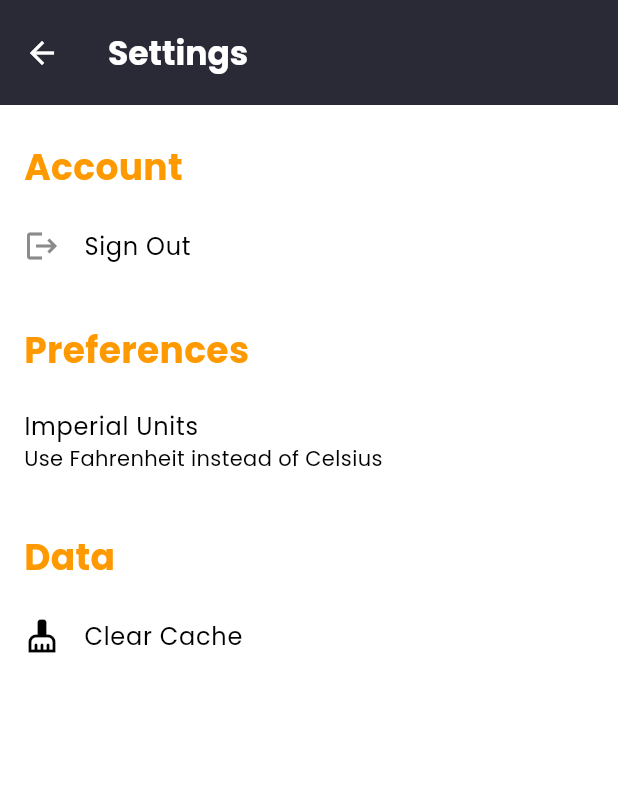
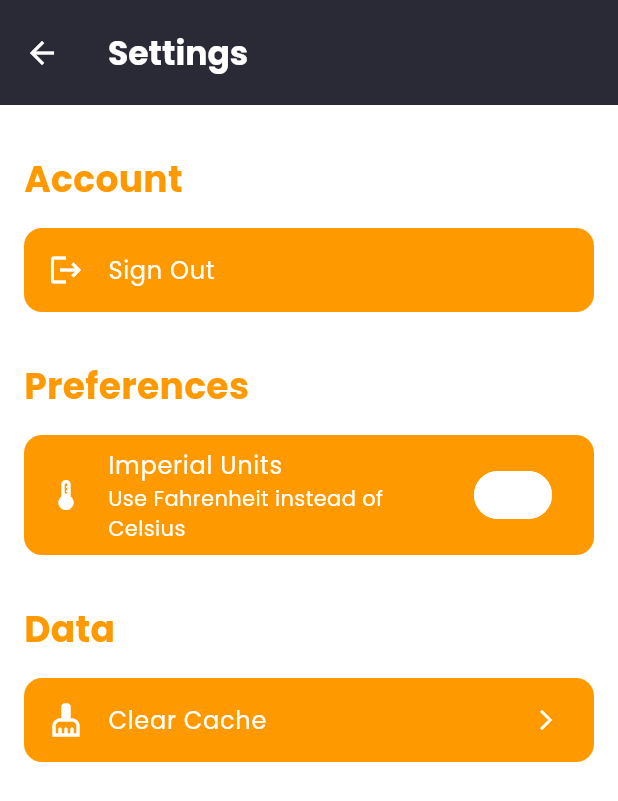
Before and after one commit to KempDewulf/envirosense-app, a Flutter app: the SettingsScreen screen opened directly, on a phone screen of 412 x 824 dp. Shown: the top 801 px of the screen. Run offline on Flutter 3.47's test engine with Material 3 defaults, Android fonts, the phone set to English and light mode, and no system bars; our stand-ins replace dotted_border, firebase_auth, firebase_core, firebase_messaging, flutter_dotenv, google_fonts and 4 more; missing offline and left inert: mobile_scanner; accounts and stored records are empty.

Commit message:
feat: add shadowColor constant and update UI components to use it for consistent styling

```diff
--- a/lib/core/constants/colors.dart
+++ b/lib/core/constants/colors.dart
@@ -10,5 +10,7 @@ class AppColors {
   static const Color whiteColor = Color(0xFFFFFFFF);
   static const Color blackColor = Color(0xFF000000);
   static const Color lightGrayColor = Color.fromARGB(255, 230, 230, 230);
+
+  static const Color shadowColor = Color.fromARGB(255, 211, 211, 211);
   static const Color transparent = Colors.transparent;
 }
--- a/lib/presentation/views/settings_screen.dart
+++ b/lib/presentation/views/settings_screen.dart
@@ -33,25 +33,78 @@ class _SettingsScreenState extends State<SettingsScreen> with SingleTickerProvid
         foregroundColor: AppColors.whiteColor,
       ),
       body: ListView(
+        padding: const EdgeInsets.symmetric(vertical: 8),
         children: [
           const _SectionHeader(title: 'Account'),
-          ListTile(
-            leading: const Icon(Icons.logout, color: AppColors.accentColor),
-            title: const Text('Sign Out'),
-            onTap: () => UnimplementedError(),
+          Padding(
+            padding: const EdgeInsets.symmetric(horizontal: 16, vertical: 8),
+            child: Material(
+              color: AppColors.secondaryColor,
+              borderRadius: BorderRadius.circular(12),
+              child: InkWell(
+                borderRadius: BorderRadius.circular(12),
+                onTap: () => UnimplementedError,
+                child: ListTile(
+                  leading: const Icon(Icons.logout, color: AppColors.whiteColor),
+                  title: const Text(
+                    'Sign Out',
+                    style: TextStyle(color: AppColors.whiteColor),
+                  ),
+                ),
+              ),
+            ),
           ),
           const _SectionHeader(title: 'Preferences'),
-          SwitchListTile(
-            title: const Text('Imperial Units'),
-            subtitle: const Text('Use Fahrenheit instead of Celsius'),
-            value: _useImperialUnits,
-            onChanged: (value) => UnimplementedError(),
+          Padding(
+            padding: const EdgeInsets.symmetric(horizontal: 16, vertical: 8),
+            child: Material(
+              color: AppColors.secondaryColor,
+              borderRadius: BorderRadius.circular(12),
+              child: SwitchListTile(
+                title: const Text(
+                  'Imperial Units',
+                  style: TextStyle(color: AppColors.whiteColor),
+                ),
+                subtitle: const Text(
+                  'Use Fahrenheit instead of Celsius',
+                  style: TextStyle(color: AppColors.whiteColor),
+                ),
+                value: _useImperialUnits,
+                activeColor: AppColors.accentColor,
+                secondary: const Icon(
+                  Icons.thermostat,
+                  color: AppColors.whiteColor,
+                ),
+                onChanged: (value) => UnimplementedError,
+              ),
+            ),
           ),
           const _SectionHeader(title: 'Data'),
-          ListTile(
-            leading: const Icon(Icons.cleaning_services),
-            title: const Text('Clear Cache'),
-            onTap: () => _showClearCacheOptions(context),
+          Padding(
+            padding: const EdgeInsets.symmetric(horizontal: 16, vertical: 8),
+            child: Material(
+              color: AppColors.secondaryColor,
+              borderRadius: BorderRadius.circular(12),
+              child: InkWell(
+                borderRadius: BorderRadius.circular(12),
+                onTap: () => _showClearCacheOptions(context),
+                child: ListTile(
+                  leading: const Icon(
+                    Icons.cleaning_services,
+                    color: AppColors.whiteColor,
+                  ),
+                  title: const Text(
+                    'Clear Cache',
+                    style: TextStyle(color: AppColors.whiteColor),
+                  ),
+                  trailing: const Icon(
+                    Icons.arrow_forward_ios,
+                    color: AppColors.whiteColor,
+                    size: 16,
+                  ),
+                ),
+              ),
+            ),
           ),
         ],
       ),
--- a/lib/presentation/widgets/actions/pagination_controls.dart
+++ b/lib/presentation/widgets/actions/pagination_controls.dart
@@ -24,7 +24,7 @@ class PaginationControls extends StatelessWidget {
         borderRadius: BorderRadius.circular(8),
         boxShadow: const [
           BoxShadow(
-            color: Color.fromARGB(255, 211, 211, 211),
+            color: AppColors.shadowColor,
             spreadRadius: 1,
             blurRadius: 4,
             offset: Offset(0, 2),
--- a/lib/presentation/widgets/cards/device_card.dart
+++ b/lib/presentation/widgets/cards/device_card.dart
@@ -45,7 +45,8 @@ class _DeviceCardState extends State<DeviceCard> {
   @override
   Widget build(BuildContext context) {
     return GestureDetector(
-      onTap: () { Navigator.pushNamed(
+      onTap: () {
+        Navigator.pushNamed(
           context,
           '/deviceOverview',
           arguments: {
@@ -66,7 +67,7 @@ class _DeviceCardState extends State<DeviceCard> {
           borderRadius: BorderRadius.circular(12.0),
           boxShadow: const [
             BoxShadow(
-              color: Color.fromARGB(255, 211, 211, 211),
+              color: AppColors.shadowColor,
               spreadRadius: 1,
               blurRadius: 10,
               offset: Offset(0, 2),
--- a/lib/presentation/widgets/cards/device_data_card.dart
+++ b/lib/presentation/widgets/cards/device_data_card.dart
@@ -89,7 +89,7 @@ class _DeviceDataCardState extends State<DeviceDataCard> with SingleTickerProvid
               ]
             : [
                 const BoxShadow(
-                  color: Color.fromARGB(255, 211, 211, 211),
+                  color: AppColors.shadowColor,
                   spreadRadius: 1,
                   blurRadius: 10,
                   offset: Offset(0, 2),
--- a/lib/presentation/widgets/cards/enviro_score_card.dart
+++ b/lib/presentation/widgets/cards/enviro_score_card.dart
@@ -39,7 +39,7 @@ class EnviroScoreCard extends StatelessWidget {
         borderRadius: BorderRadius.circular(12.0),
         boxShadow: const [
           BoxShadow(
-            color: Color.fromARGB(255, 211, 211, 211),
+            color: AppColors.shadowColor,
             spreadRadius: 1,
             blurRadius: 10,
             offset: Offset(0, 2),
--- a/lib/presentation/widgets/cards/room_card.dart
+++ b/lib/presentation/widgets/cards/room_card.dart
@@ -18,7 +18,8 @@ class RoomCard extends StatelessWidget {
   @override
   Widget build(BuildContext context) {
     return GestureDetector(
-        onTap: () { Navigator.pushNamed(
+        onTap: () {
+          Navigator.pushNamed(
             context,
             '/roomOverview',
             arguments: {
@@ -37,7 +38,7 @@ class RoomCard extends StatelessWidget {
             borderRadius: BorderRadius.circular(12.0),
             boxShadow: const [
               BoxShadow(
-                color: Color.fromARGB(255, 211, 211, 211),
+                color: AppColors.shadowColor,
                 spreadRadius: 1,
                 blurRadius: 10,
                 offset: Offset(0, 2),
--- a/lib/presentation/widgets/data/data_display_box.dart
+++ b/lib/presentation/widgets/data/data_display_box.dart
@@ -40,7 +40,7 @@ class DataDisplayBox extends StatelessWidget {
         borderRadius: BorderRadius.circular(12.0),
         boxShadow: const [
           BoxShadow(
-            color: Color.fromARGB(255, 211, 211, 211),
+            color: AppColors.shadowColor,
             spreadRadius: 1,
             blurRadius: 10,
             offset: Offset(0, 2),
--- a/lib/presentation/widgets/lists/device_list.dart
+++ b/lib/presentation/widgets/lists/device_list.dart
@@ -40,7 +40,7 @@ class DevicesList extends StatelessWidget {
                   borderRadius: BorderRadius.circular(12.0),
                   boxShadow: const [
                     BoxShadow(
-                      color: Color.fromARGB(255, 211, 211, 211),
+                      color: AppColors.shadowColor,
                       spreadRadius: 1,
                       blurRadius: 10,
                       offset: Offset(0, 2),
```
